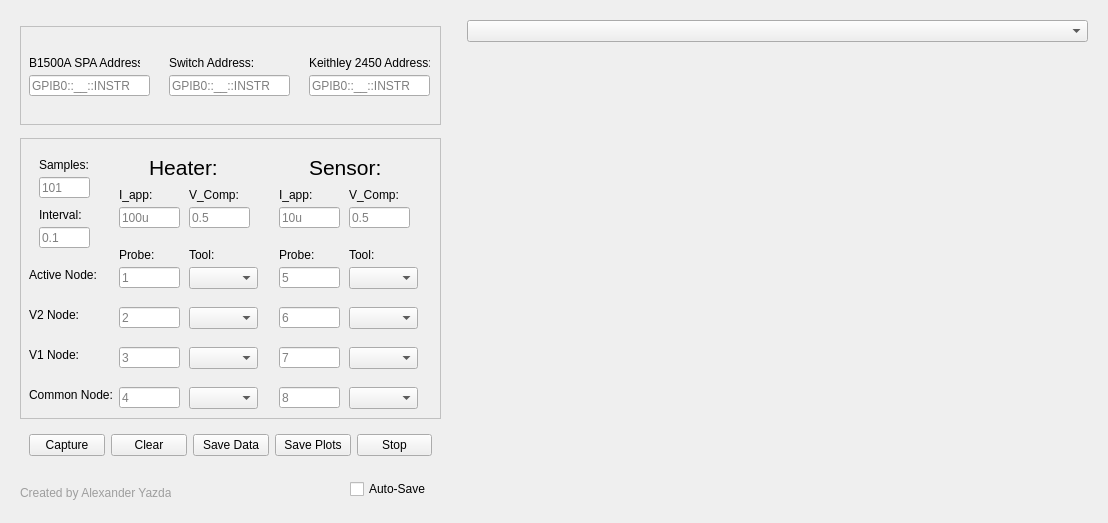
Before: the Qt Designer form DC_Sampling_GUI_8Probe_backend.ui in Alexyazdani/GUI_Testing, drawn with Qt 5.
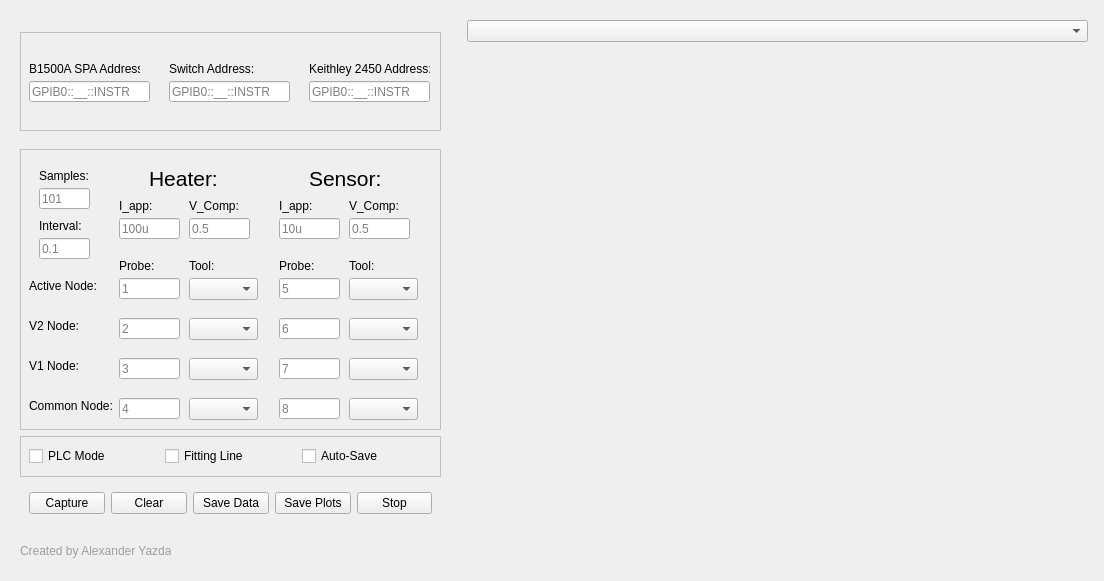
After: the same form once the commit is applied.

The edit to the form file:
```diff
--- a/DC_Sampling_GUI_8Probe_backend.ui
+++ b/DC_Sampling_GUI_8Probe_backend.ui
@@ -7,9 +7,15 @@
     <x>0</x>
     <y>0</y>
     <width>1104</width>
-    <height>519</height>
+    <height>581</height>
    </rect>
   </property>
+  <property name="minimumSize">
+   <size>
+    <width>1104</width>
+    <height>581</height>
+   </size>
+  </property>
   <property name="windowTitle">
    <string>Form</string>
   </property>
@@ -696,6 +702,65 @@
         </property>
        </spacer>
       </item>
+      <item>
+       <widget class="QWidget" name="widget_8" native="true">
+        <property name="minimumSize">
+         <size>
+          <width>401</width>
+          <height>41</height>
+         </size>
+        </property>
+        <property name="maximumSize">
+         <size>
+          <width>421</width>
+          <height>16777215</height>
+         </size>
+        </property>
+        <property name="styleSheet">
+         <string notr="true">#widget_8
+
+{
+	border: 1px  solid #C0C0C0;
+}</string>
+        </property>
+        <layout class="QHBoxLayout" name="horizontalLayout_5">
+         <item>
+          <widget class="QCheckBox" name="PLC_checkBox">
+           <property name="text">
+            <string>PLC Mode</string>
+           </property>
+          </widget>
+         </item>
+         <item>
+          <widget class="QCheckBox" name="fit_line_checkBox">
+           <property name="text">
+            <string>Fitting Line</string>
+           </property>
+          </widget>
+         </item>
+         <item>
+          <widget class="QCheckBox" name="save_checkBox">
+           <property name="text">
+            <string>Auto-Save</string>
+           </property>
+          </widget>
+         </item>
+        </layout>
+       </widget>
+      </item>
+      <item>
+       <spacer name="verticalSpacer_3">
+        <property name="orientation">
+         <enum>Qt::Vertical</enum>
+        </property>
+        <property name="sizeHint" stdset="0">
+         <size>
+          <width>20</width>
+          <height>0</height>
+         </size>
+        </property>
+       </spacer>
+      </item>
       <item>
        <widget class="QWidget" name="widget_4" native="true">
         <property name="minimumSize">
@@ -710,6 +775,10 @@
           <height>16777215</height>
          </size>
         </property>
+        <property name="styleSheet">
+         <string notr="true">
+</string>
+        </property>
         <layout class="QHBoxLayout" name="horizontalLayout">
          <item>
           <widget class="QPushButton" name="capture_button">
@@ -750,14 +819,14 @@
        </widget>
       </item>
       <item>
-       <spacer name="verticalSpacer_3">
+       <spacer name="verticalSpacer_5">
         <property name="orientation">
          <enum>Qt::Vertical</enum>
         </property>
         <property name="sizeHint" stdset="0">
          <size>
           <width>20</width>
-          <height>0</height>
+          <height>13</height>
          </size>
         </property>
        </spacer>
@@ -788,19 +857,6 @@
           <string>Created by Alexander Yazdani</string>
          </property>
         </widget>
-        <widget class="QCheckBox" name="save_checkBox">
-         <property name="geometry">
-          <rect>
-           <x>330</x>
-           <y>7</y>
-           <width>91</width>
-           <height>20</height>
-          </rect>
-         </property>
-         <property name="text">
-          <string>Auto-Save</string>
-         </property>
-        </widget>
        </widget>
       </item>
      </layout>
```
